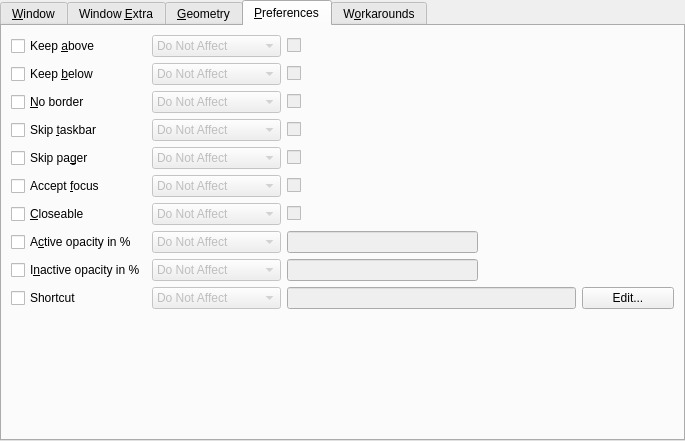
Qt form kcmkwin/kwinrules/ruleswidgetbase.ui (KDE/kwin) before a commit.
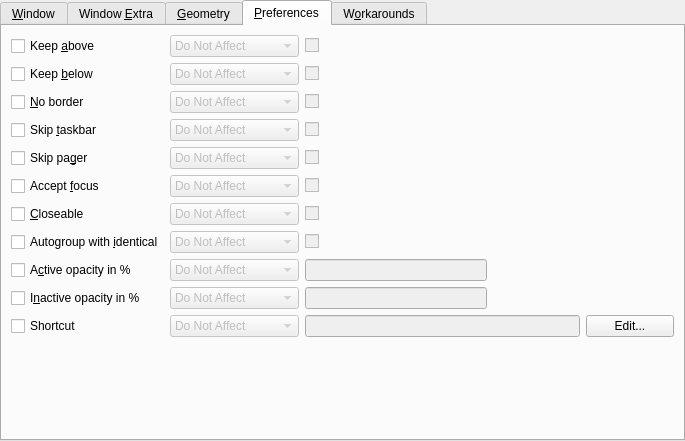
The same form after that commit. The open tabs and pages were chosen to show the change. Custom widgets are drawn as their Qt base class.

Commit message: Allow the autogrouping option to be enabled/disabled on a per-application level by using window rules.

```diff
--- a/kcmkwin/kwinrules/ruleswidgetbase.ui
+++ b/kcmkwin/kwinrules/ruleswidgetbase.ui
@@ -1150,13 +1150,20 @@
         </widget>
        </item>
        <item row="7" column="0" >
+        <widget class="QCheckBox" name="enable_autogroup" >
+         <property name="text" >
+          <string>Autogroup with &amp;identical</string>
+         </property>
+        </widget>
+       </item>
+       <item row="8" column="0" >
         <widget class="QCheckBox" name="enable_opacityactive" >
          <property name="text" >
           <string>A&amp;ctive opacity in %</string>
          </property>
         </widget>
        </item>
-       <item row="7" column="1" >
+       <item row="8" column="1" >
         <widget class="KComboBox" name="rule_opacityactive" >
          <property name="enabled" >
           <bool>false</bool>
@@ -1178,7 +1185,7 @@
          </item>
         </widget>
        </item>
-       <item row="7" column="2" colspan="2" >
+       <item row="8" column="2" colspan="2" >
         <widget class="KRestrictedLine" name="opacityactive" >
          <property name="enabled" >
           <bool>false</bool>
@@ -1258,6 +1265,38 @@
          </property>
         </widget>
        </item>
+       <item row="7" column="2" >
+        <widget class="QCheckBox" name="autogroup" >
+         <property name="enabled" >
+          <bool>false</bool>
+         </property>
+         <property name="text" >
+          <string/>
+         </property>
+        </widget>
+       </item>
+       <item row="7" column="1" >
+        <widget class="KComboBox" name="rule_autogroup" >
+         <property name="enabled" >
+          <bool>false</bool>
+         </property>
+         <item>
+          <property name="text" >
+           <string>Do Not Affect</string>
+          </property>
+         </item>
+         <item>
+          <property name="text" >
+           <string>Force</string>
+          </property>
+         </item>
+         <item>
+          <property name="text" >
+           <string>Force Temporarily</string>
+          </property>
+         </item>
+        </widget>
+       </item>
        <item row="6" column="1" >
         <widget class="KComboBox" name="rule_closeable" >
          <property name="enabled" >
@@ -1487,7 +1526,7 @@
          </item>
         </widget>
        </item>
-       <item row="10" column="1" >
+       <item row="11" column="1" >
         <spacer>
          <property name="orientation" >
           <enum>Qt::Vertical</enum>
@@ -1503,7 +1542,7 @@
          </property>
         </spacer>
        </item>
-       <item row="8" column="1" >
+       <item row="9" column="1" >
         <widget class="KComboBox" name="rule_opacityinactive" >
          <property name="enabled" >
           <bool>false</bool>
@@ -1525,7 +1564,7 @@
          </item>
         </widget>
        </item>
-       <item row="8" column="2" colspan="2" >
+       <item row="9" column="2" colspan="2" >
         <widget class="KRestrictedLine" name="opacityinactive" >
          <property name="enabled" >
           <bool>false</bool>
@@ -1535,14 +1574,14 @@
          </property>
         </widget>
        </item>
-       <item row="8" column="0" >
+       <item row="9" column="0" >
         <widget class="QCheckBox" name="enable_opacityinactive" >
          <property name="text" >
           <string>I&amp;nactive opacity in %</string>
          </property>
         </widget>
        </item>
-       <item row="9" column="0" >
+       <item row="10" column="0" >
         <widget class="QCheckBox" name="enable_shortcut" >
          <property name="text" >
           <string>Shortcut</string>
@@ -1552,7 +1591,7 @@
          </property>
         </widget>
        </item>
-       <item row="9" column="1" >
+       <item row="10" column="1" >
         <widget class="KComboBox" name="rule_shortcut" >
          <property name="enabled" >
           <bool>false</bool>
@@ -1589,14 +1628,14 @@
          </item>
         </widget>
        </item>
-       <item row="9" column="5" >
+       <item row="10" column="5" >
         <widget class="QPushButton" name="shortcut_edit" >
          <property name="text" >
           <string>Edit...</string>
          </property>
         </widget>
        </item>
-       <item row="9" column="2" colspan="3" >
+       <item row="10" column="2" colspan="3" >
         <widget class="KRestrictedLine" name="shortcut" >
          <property name="enabled" >
           <bool>false</bool>
```
Left out of the diff: 3 changed lines with no effect on the pictures. The commit also changes 5 other files.
